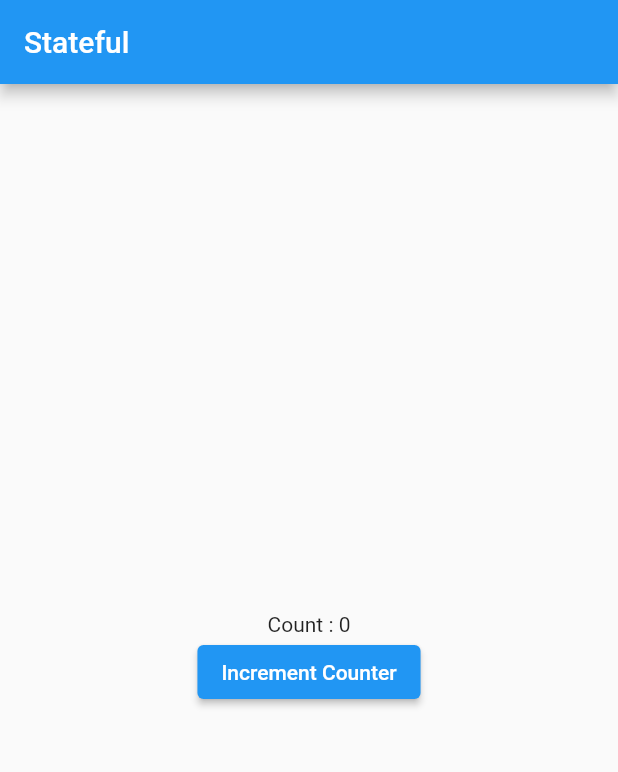
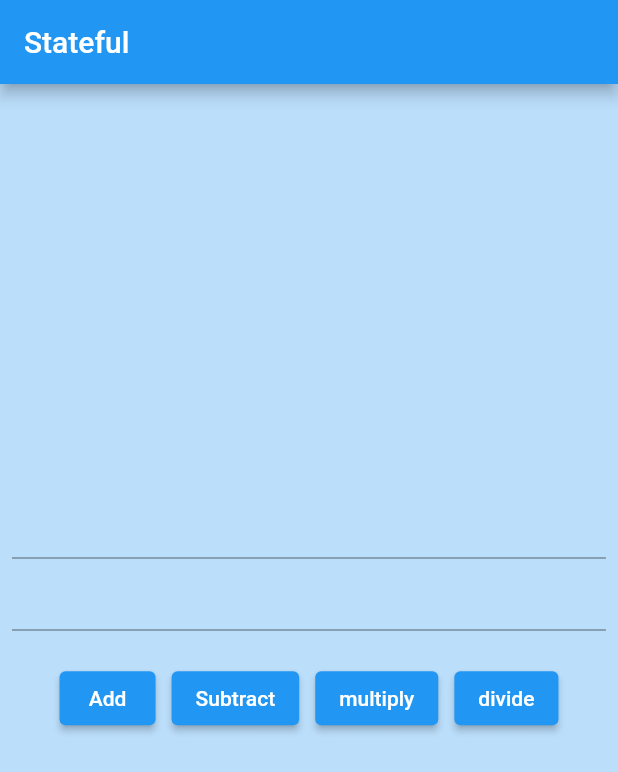
Before and after one commit to farehahassan/new_app, a Flutter app: the screen it shows after launch, on a phone screen of 412 x 824 dp. Shown: the top 772 px of the screen. Run offline on Flutter 3.47's test engine with Material 2 defaults, Android fonts, the light colour scheme and no system bars.

Commit message:
add new buttons and some functionallity to them

```diff
--- a/lib/main.dart
+++ b/lib/main.dart
@@ -47,26 +47,88 @@ class MyHomePage extends StatefulWidget {
 }
 
 class _MyHomePageState extends State<MyHomePage> {
+  var no1 = TextEditingController();
+  var no2 = TextEditingController();
+  var result = "";
 
-  var count = 0;
+  // var count = 0;
   @override
   Widget build(BuildContext context) {
     return Scaffold(
       appBar: AppBar(
         title: const Text("Stateful"),
       ),
-      body: Center(
-        child: Column(
-          mainAxisAlignment: MainAxisAlignment.center,
-          children: [
-             Text('Count : $count'),
-            ElevatedButton(onPressed: () {
-              setState(() {       //set state is used to show result at our screen whenever screen reloads
-                count++;
-                print(count);
-              });
-            }, child: const Text("Increment Counter"))
-          ],
+      body: Container(
+        color: Colors.blue.shade100,
+        child: Center(
+          child: Padding(
+            padding: const EdgeInsets.all(8.0),
+            child: Column(
+              mainAxisAlignment: MainAxisAlignment.center,
+              children: [
+                TextField(
+                  keyboardType: TextInputType.number,
+                  controller: no1 ,
+                ),
+                TextField(
+                  keyboardType: TextInputType.number,
+                  controller: no2,
+                ),
+                Padding(
+                  padding: const EdgeInsets.all(21.0),
+                  child: Row(
+                    mainAxisAlignment: MainAxisAlignment.spaceEvenly,
+                    children: [
+                      ElevatedButton(onPressed: (){
+                        int num1 = int.parse(no1.text.toString());
+                        int num2 = int.parse(no2.text.toString());
+
+                        var sum = num1 + num2 ;
+                        result = "The sum of $num1 and $num2 is $sum";
+                        setState(() {
+
+                        });
+                      }, child: Text("Add")),
+                      ElevatedButton(onPressed: (){
+                        int num1 = int.parse(no1.text.toString());
+                        int num2 = int.parse(no2.text.toString());
+
+                        var diff = num1 - num2;
+                        result = "The subtraction of $num1 and $num2 is $diff";
+                        setState(() {
+
+                        });
+                      }, child: Text("Subtract")),
+                      ElevatedButton(onPressed: (){
+                        int num1 = int.parse(no1.text.toString());
+                        int num2 = int.parse(no2.text.toString());
+
+                        var mult = num1*num2;
+                        result="The multiplication of $num1 and $num2 is $mult";
+                        setState(() {
+
+                        });
+
+                      }, child: Text("multiply")),
+                      ElevatedButton(onPressed: (){
+                        int num1 = int.parse(no1.text.toString());
+                        int num2 = int.parse(no2.text.toString());
+
+                        var div = num1/num2;
+                        result="The division of $num1 and $num2 is $div";
+                        setState(() {
+
+                        });
+
+                      }, child: Text("divide")),
+                    ],
+                  ),
+                ),
+                Padding(padding: const EdgeInsets.all(8.0),
+                child: Text(result , style: TextStyle(fontSize: 25),),)
+              ],
+            ),
+          ),
         ),
       ),
     );
```
